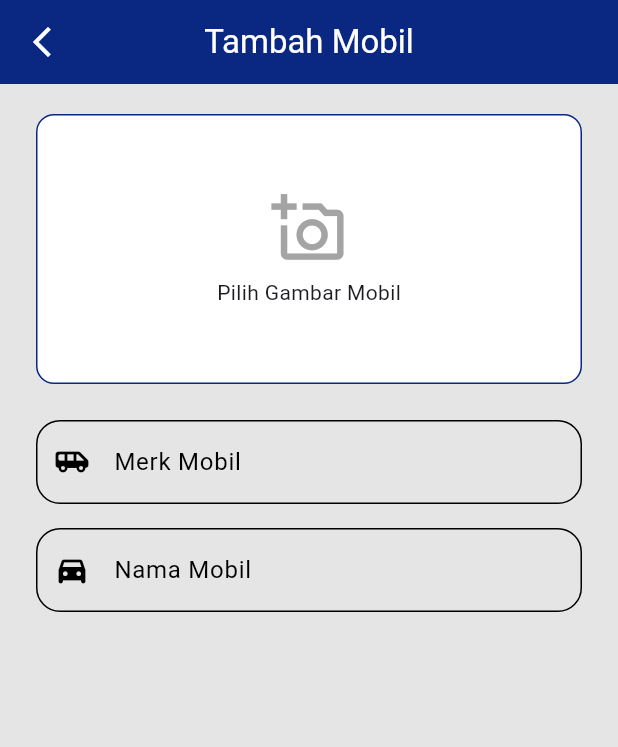
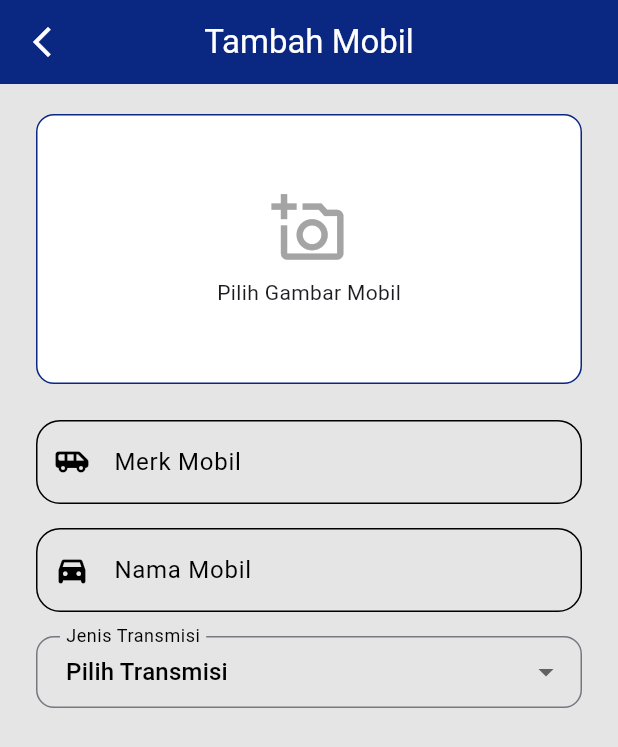
Before and after one commit to emzhran/ShaftRent, a Flutter app: the AddCarScreen screen opened directly, on a phone screen of 412 x 824 dp. Shown: the top 747 px of the screen. Run offline on Flutter 3.47's test engine with Material 3 defaults, Android fonts, the phone set to English and light mode, and no system bars; our stand-ins replace cached_network_image, dartz, dropdown_button2, flutter_bloc, flutter_secure_storage, image_picker; accounts and stored records are empty.

Commit message:
menambahkan dropdown untuk pilih transmisi mobil

```diff
--- a/lib/presentation/admin/car/widget/add_car_screen.dart
+++ b/lib/presentation/admin/car/widget/add_car_screen.dart
@@ -164,6 +164,26 @@ class _AddCarScreenState extends State<AddCarScreen> {
               borderColor: AppColors.black,
               prefixIcon: const Icon(Icons.directions_car_filled_rounded, color: AppColors.black)
             ),
+            SpaceHeight(16),
+            DropdownButtonFormField<String>(
+              decoration: InputDecoration(
+                labelText: 'Jenis Transmisi',
+                labelStyle: TextStyle(color: AppColors.black),
+                border: OutlineInputBorder(borderRadius: BorderRadius.circular(12)),
+                contentPadding: const EdgeInsets.symmetric(horizontal: 16, vertical: 12),
+              ),
+              value: _selectedTransmisi,
+              hint: const Text('Pilih Transmisi', style: TextStyle(color: AppColors.black)),
+              items: _transmisiOptions.map((String value) {
+                return DropdownMenuItem<String>(
+                  value: value,
+                  child: Text(value),
+                );
+              }).toList(),
+              onChanged: (String? newValue) {
+                setState(() => _selectedTransmisi = newValue);
+              },
+            ),
           ],
         )
       ),
```
